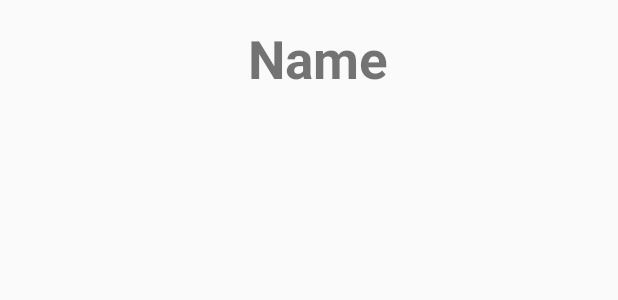
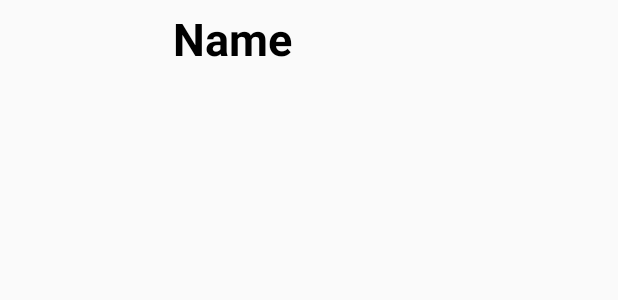
Before and after one commit to KomorowskiKuba/The-Coffee-Brewer, an Android app: the layout method_layout.xml on its own in the app's theme, with its tools: preview values and no code run, on a phone screen of 412 x 824 dp. Shown: the top 300 px of the screen. Run offline under Robolectric (Android 15) with nearby library versions, the light colour scheme and no system bars.

Commit message:
Method layout changes

```diff
--- a/app/src/main/res/layout/activity_list_of_methods.xml
+++ b/app/src/main/res/layout/activity_list_of_methods.xml
@@ -8,6 +8,8 @@
     tools:context=".ListOfMethodsActivity">
 
     <ListView
+        android:divider="@null"
+        android:dividerHeight="0dp"
         android:layout_width="match_parent"
         android:layout_height="wrap_content"
         android:id="@+id/ListView">
--- a/app/src/main/res/layout/method_layout.xml
+++ b/app/src/main/res/layout/method_layout.xml
@@ -1,28 +1,31 @@
 <?xml version="1.0" encoding="utf-8"?>
 <RelativeLayout
     xmlns:android="http://schemas.android.com/apk/res/android"
-    xmlns:app="http://schemas.android.com/apk/res-auto"
     android:layout_width="match_parent"
     android:layout_height="match_parent"
     android:orientation="horizontal">
 
     <ImageView
         android:id="@+id/MethodImageView"
-        android:layout_width="150dp"
-        android:layout_height="150dp"
-        android:layout_marginLeft="15dp"
-        android:layout_marginTop="15dp">
+        android:layout_width="100dp"
+        android:layout_height="100dp"
+        android:layout_marginLeft="10dp"
+        android:layout_marginTop="5dp"
+        android:layout_marginBottom="5dp">
     </ImageView>
 
     <TextView
         android:id="@+id/MethodTextView"
-        android:layout_width="225dp"
-        android:layout_height="150dp"
-        android:layout_marginTop="15dp"
-        android:layout_marginRight="15dp"
+        android:layout_width="wrap_content"
+        android:layout_height="wrap_content"
+        android:layout_marginStart="5dp"
+        android:layout_marginTop="5dp"
+        android:layout_marginBottom="5dp"
+        android:layout_marginRight="10dp"
         android:layout_toEndOf="@+id/MethodImageView"
+        android:textColor="#000000"
         android:text="Name"
-        android:textSize="35dp"
+        android:textSize="30dp"
         android:textStyle="bold">
 
     </TextView>
```
